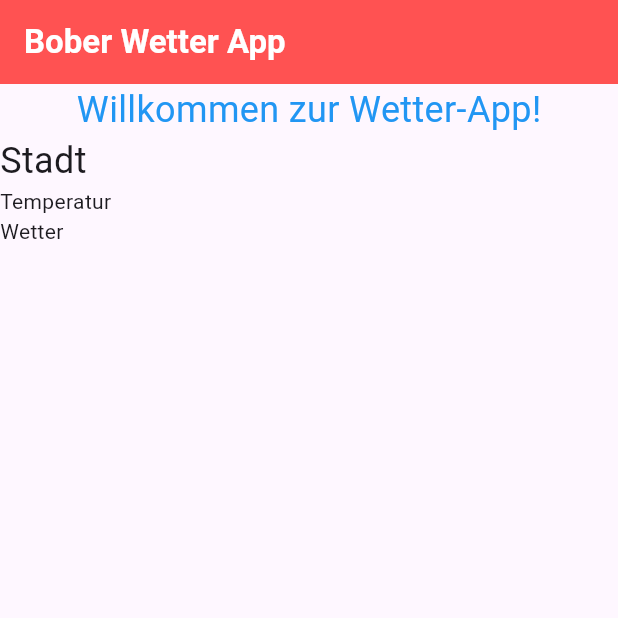
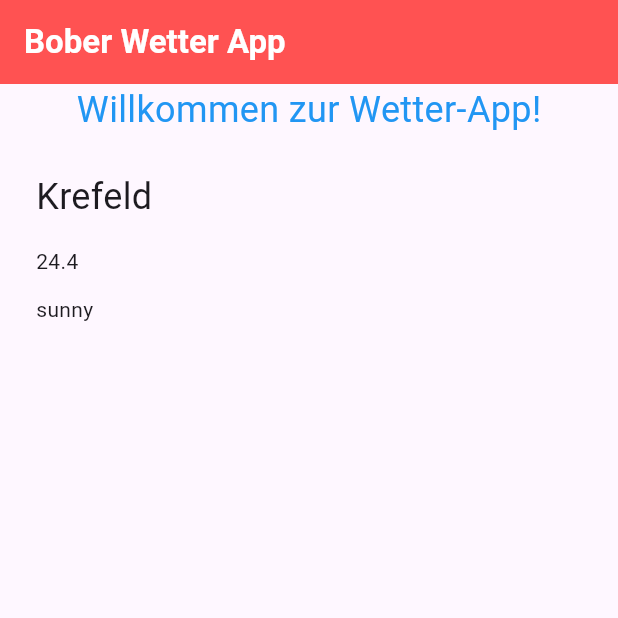
Before and after one commit to Dopa91/simple_weahter_app_ad, a Flutter app: the screen it shows after launch, on a phone screen of 412 x 824 dp, the top half of it. Run offline on Flutter 3.47's test engine with Material 3 defaults, Android fonts, the phone set to English and light mode, and no system bars.

Commit message:
Tasksheet Task Datenklasse

```diff
--- a/lib/main.dart
+++ b/lib/main.dart
@@ -1,5 +1,6 @@
 import 'package:flutter/material.dart';
 import 'package:simple_weahter_app_ad/weather_app.dart';
+import 'package:simple_weahter_app_ad/weather_data.dart';
 
 void main() {
   runApp(const MainApp());
@@ -15,3 +16,6 @@ class MainApp extends StatelessWidget {
     );
   }
 }
+
+WeatherData weatherNow =
+    WeatherData(city: "Krefeld", temperature: 24.4, weaterCondition: "sunny");
--- a/lib/weather_app.dart
+++ b/lib/weather_app.dart
@@ -1,4 +1,5 @@
 import 'package:flutter/material.dart';
+import 'package:simple_weahter_app_ad/main.dart';
 
 class WeatherApp extends StatelessWidget {
   const WeatherApp({super.key});
@@ -23,27 +24,32 @@ class WeatherApp extends StatelessWidget {
               ),
             ),
           ),
-          const Row(
-            children: [
-              Column(
+          Padding(
+            padding: const EdgeInsets.only(top: 24, left: 24, bottom: 16),
+            child: Row(
               children: [
                 Text(
-                    "Stadt",
-                    style: TextStyle(fontSize: 24),
+                  weatherNow.city,
+                  style: const TextStyle(fontSize: 24),
                 ),
               ],
             ),
+          ),
+          Padding(
+            padding: const EdgeInsets.only(left: 24, bottom: 12),
+            child: Row(
+              children: [
+                Text(weatherNow.temperature.toString()),
               ],
             ),
-          const Row(
+          ),
+          Padding(
+            padding: const EdgeInsets.only(left: 24),
+            child: Row(
               children: [
-              Text("Temperatur"),
+                Text(weatherNow.weaterCondition),
               ],
             ),
-          const Row(
-            children: [
-              Text("Wetter"),
-            ],
           ),
         ],
       ),
--- /dev/null
+++ b/lib/weather_data.dart
@@ -0,0 +1,10 @@
+class WeatherData {
+  String city;
+  double temperature;
+  String weaterCondition;
+
+  WeatherData(
+      {required this.city,
+      required this.temperature,
+      required this.weaterCondition});
+}
```
Lines whose indentation alone changed are shown as unchanged.
